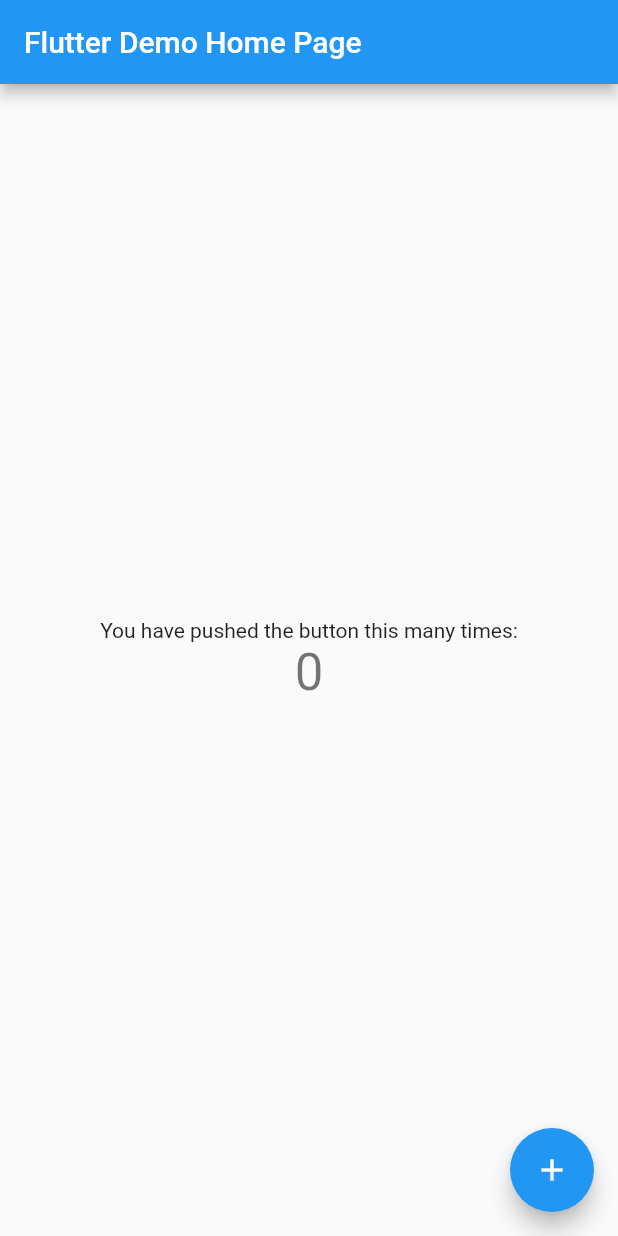
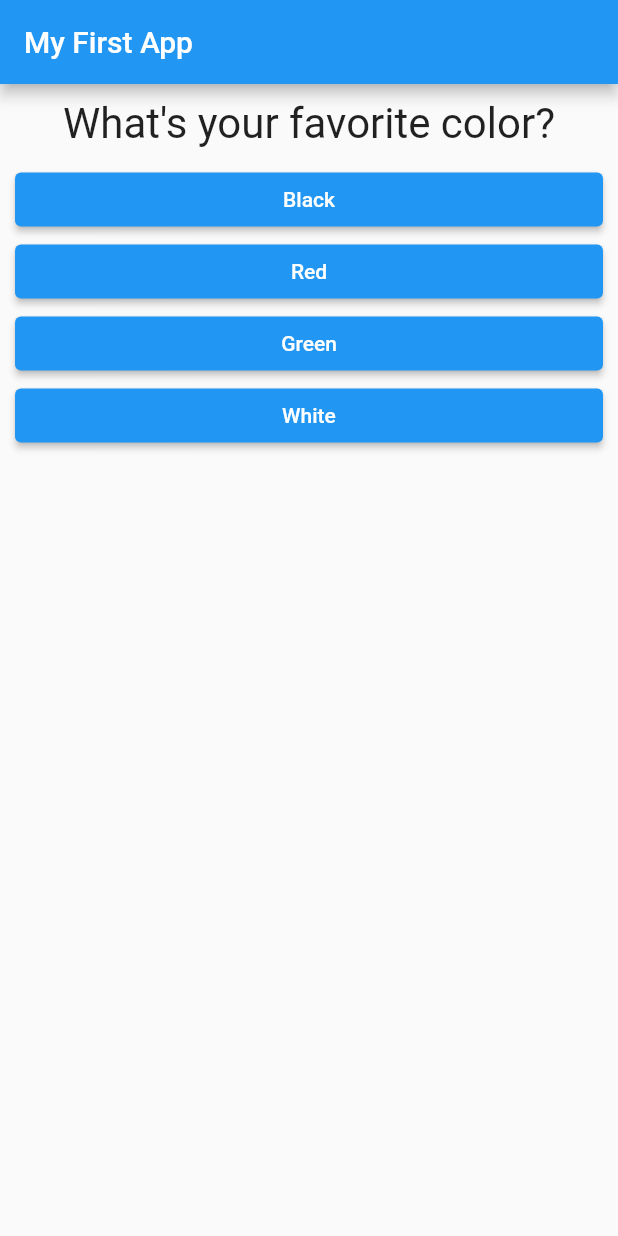
Before and after one commit to tranngocduy/my_app, a Flutter app: the screen it shows after launch, on a phone screen of 412 x 824 dp. Run offline on Flutter 3.47's test engine with Material 2 defaults, Android fonts, the phone set to English and light mode, and no system bars.

Commit message:
lesson 54

```diff
--- /dev/null
+++ b/lib/answer.dart
@@ -0,0 +1,22 @@
+import 'package:flutter/material.dart';
+
+class Answer extends StatelessWidget {
+  const Answer({super.key, required this.answerText, required this.onPressed});
+
+  final String answerText;
+  final VoidCallback onPressed;
+
+  @override
+  Widget build(BuildContext context) {
+    return Container(
+      width: double.infinity,
+      padding: const EdgeInsets.symmetric(horizontal: 10),
+      child: ElevatedButton(
+        onPressed: onPressed,
+        style: ButtonStyle(
+            backgroundColor: MaterialStateProperty.all(Colors.blue)),
+        child: Text(answerText),
+      ),
+    );
+  }
+}
--- a/lib/main.dart
+++ b/lib/main.dart
@@ -1,115 +1,72 @@
 import 'package:flutter/material.dart';
+import 'package:my_app/quiz.dart';
+import 'package:my_app/result.dart';
 
 void main() {
   runApp(const MyApp());
 }
 
-class MyApp extends StatelessWidget {
+class MyApp extends StatefulWidget {
   const MyApp({super.key});
 
-  // This widget is the root of your application.
   @override
-  Widget build(BuildContext context) {
-    return MaterialApp(
-      title: 'Flutter Demo',
-      theme: ThemeData(
-        // This is the theme of your application.
-        //
-        // Try running your application with "flutter run". You'll see the
-        // application has a blue toolbar. Then, without quitting the app, try
-        // changing the primarySwatch below to Colors.green and then invoke
-        // "hot reload" (press "r" in the console where you ran "flutter run",
-        // or simply save your changes to "hot reload" in a Flutter IDE).
-        // Notice that the counter didn't reset back to zero; the application
-        // is not restarted.
-        primarySwatch: Colors.blue,
-      ),
-      home: const MyHomePage(title: 'Flutter Demo Home Page'),
-    );
-  }
+  State<MyApp> createState() => _MyAppState();
 }
 
-class MyHomePage extends StatefulWidget {
-  const MyHomePage({super.key, required this.title});
+class _MyAppState extends State<MyApp> {
+  final List<Map<String, Object>> _questions = const <Map<String, Object>>[
+    {
+      'questionText': 'What\'s your favorite color?',
+      'answers': [
+        {'text': 'Black', 'score': 10},
+        {'text': 'Red', 'score': 5},
+        {'text': 'Green', 'score': 3},
+        {'text': 'White', 'score': 1},
+      ],
+    },
+    {
+      'questionText': 'What\'s your favorite animal?',
+      'answers': [
+        {'text': 'Rabbit', 'score': 3},
+        {'text': 'Snake', 'score': 11},
+        {'text': 'Elephant', 'score': 5},
+        {'text': 'Lion', 'score': 9},
+      ],
+    },
+    {
+      'questionText': 'Who\'s your favorite instructor?',
+      'answers': [
+        {'text': 'Max', 'score': 1},
+        {'text': 'Max', 'score': 1},
+        {'text': 'Max', 'score': 1},
+        {'text': 'Max', 'score': 1},
+      ],
+    },
+  ];
 
-  // This widget is the home page of your application. It is stateful, meaning
-  // that it has a State object (defined below) that contains fields that affect
-  // how it looks.
+  int _questionIndex = 0;
+  int _totalScore = 0;
 
-  // This class is the configuration for the state. It holds the values (in this
-  // case the title) provided by the parent (in this case the App widget) and
-  // used by the build method of the State. Fields in a Widget subclass are
-  // always marked "final".
-
-  final String title;
-
-  @override
-  State<MyHomePage> createState() => _MyHomePageState();
-}
-
-class _MyHomePageState extends State<MyHomePage> {
-  int _counter = 0;
-
-  void _incrementCounter() {
-    setState(() {
-      // This call to setState tells the Flutter framework that something has
-      // changed in this State, which causes it to rerun the build method below
-      // so that the display can reflect the updated values. If we changed
-      // _counter without calling setState(), then the build method would not be
-      // called again, and so nothing would appear to happen.
-      _counter++;
-    });
+  void _answerQuestion(int score) {
+    _totalScore += score;
+    setState(() => _questionIndex++);
   }
 
   @override
   Widget build(BuildContext context) {
-    // This method is rerun every time setState is called, for instance as done
-    // by the _incrementCounter method above.
-    //
-    // The Flutter framework has been optimized to make rerunning build methods
-    // fast, so that you can just rebuild anything that needs updating rather
-    // than having to individually change instances of widgets.
-    return Scaffold(
-      appBar: AppBar(
-        // Here we take the value from the MyHomePage object that was created by
-        // the App.build method, and use it to set our appbar title.
-        title: Text(widget.title),
+    return MaterialApp(
+      debugShowCheckedModeBanner: false,
+      home: Scaffold(
+        appBar: AppBar(
+          title: const Text('My First App'),
+        ),
+        body: (_questionIndex < _questions.length)
+            ? Quiz(
+                questions: _questions,
+                questionIndex: _questionIndex,
+                answerQuestion: _answerQuestion)
+            : Result(resultScore: _totalScore),
       ),
-      body: Center(
-        // Center is a layout widget. It takes a single child and positions it
-        // in the middle of the parent.
-        child: Column(
-          // Column is also a layout widget. It takes a list of children and
-          // arranges them vertically. By default, it sizes itself to fit its
-          // children horizontally, and tries to be as tall as its parent.
-          //
-          // Invoke "debug painting" (press "p" in the console, choose the
-          // "Toggle Debug Paint" action from the Flutter Inspector in Android
-          // Studio, or the "Toggle Debug Paint" command in Visual Studio Code)
-          // to see the wireframe for each widget.
-          //
-          // Column has various properties to control how it sizes itself and
-          // how it positions its children. Here we use mainAxisAlignment to
-          // center the children vertically; the main axis here is the vertical
-          // axis because Columns are vertical (the cross axis would be
-          // horizontal).
-          mainAxisAlignment: MainAxisAlignment.center,
-          children: <Widget>[
-            const Text(
-              'You have pushed the button this many times:',
-            ),
-            Text(
-              '$_counter',
-              style: Theme.of(context).textTheme.headline4,
-            ),
-          ],
-        ),
-      ),
-      floatingActionButton: FloatingActionButton(
-        onPressed: _incrementCounter,
-        tooltip: 'Increment',
-        child: const Icon(Icons.add),
-      ), // This trailing comma makes auto-formatting nicer for build methods.
     );
   }
 }
--- /dev/null
+++ b/lib/question.dart
@@ -0,0 +1,20 @@
+import 'package:flutter/material.dart';
+
+class Question extends StatelessWidget {
+  const Question({super.key, required this.questionText});
+
+  final String questionText;
+
+  @override
+  Widget build(BuildContext context) {
+    return Container(
+      width: double.infinity,
+      padding: const EdgeInsets.all(10),
+      child: Text(
+        questionText,
+        style: const TextStyle(fontSize: 28),
+        textAlign: TextAlign.center,
+      ),
+    );
+  }
+}
--- /dev/null
+++ b/lib/quiz.dart
@@ -0,0 +1,28 @@
+import 'package:flutter/material.dart';
+import 'package:my_app/answer.dart';
+import 'package:my_app/question.dart';
+
+class Quiz extends StatelessWidget {
+  const Quiz(
+      {super.key,
+      required this.questions,
+      required this.questionIndex,
+      required this.answerQuestion});
+
+  final int questionIndex;
+  final List<Map<String, Object>> questions;
+  final Function answerQuestion;
+
+  @override
+  Widget build(BuildContext context) {
+    return Column(
+      children: <Widget>[
+        Question(
+            questionText: questions[questionIndex]['questionText'] as String),
+        ...(questions[questionIndex]['answers'] as List<Map<String, Object>>).map((answers) {
+          return Answer(answerText: answers['text'] as String, onPressed: () => answerQuestion(answers['score']));
+        }).toList(),
+      ],
+    );
+  }
+}
--- /dev/null
+++ b/lib/result.dart
@@ -0,0 +1,32 @@
+import 'package:flutter/material.dart';
+
+class Result extends StatelessWidget {
+  const Result({super.key, required this.resultScore});
+
+  final int resultScore;
+
+  String get resultPhrase {
+    String resultText = '';
+    if (resultScore <= 8) {
+      resultText = 'You are awesome and innocent!';
+    } else if (resultScore <= 12) {
+      resultText = 'Pretty likeable!';
+    } else if (resultScore <= 16) {
+      resultText = 'You are ... strange?';
+    } else {
+      resultText = 'You are so bad!';
+    }
+    return resultText;
+  }
+
+  @override
+  Widget build(BuildContext context) {
+    return Center(
+      child: Text(
+        resultPhrase,
+        textAlign: TextAlign.center,
+        style: const TextStyle(fontSize: 36),
+      ),
+    );
+  }
+}
```
